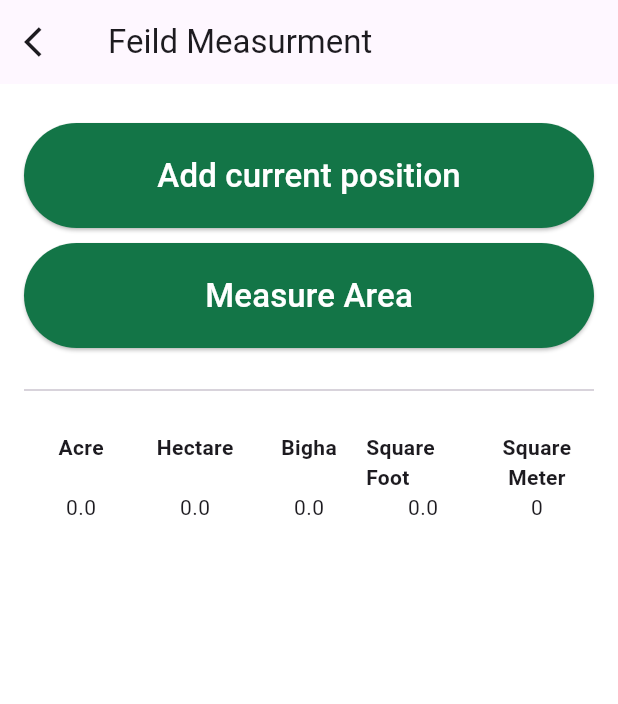
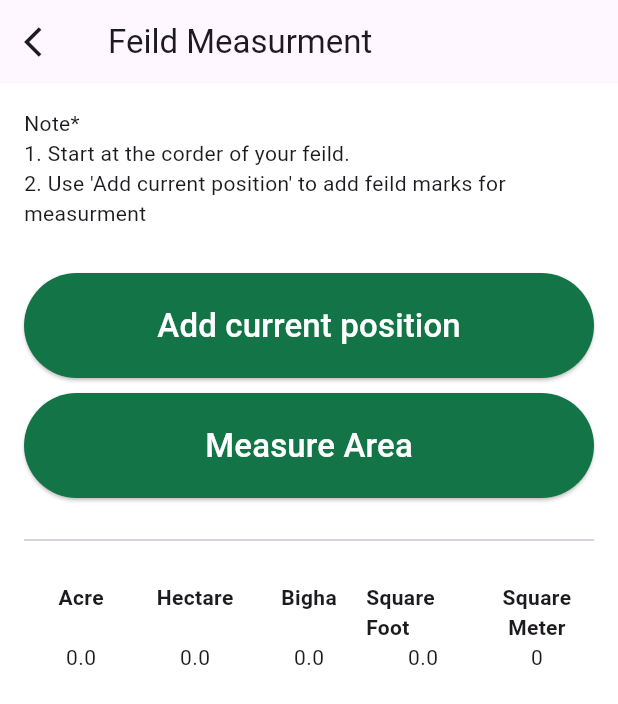
Before and after one commit to sohamkolhe9829/krishi_sahayak, a Flutter app: the FeildMeasurmentScreen screen opened directly, on a phone screen of 412 x 824 dp. Shown: the top 704 px of the screen. Run offline on Flutter 3.47's test engine with Material 3 defaults, Android fonts, the phone set to English and light mode, and no system bars; our stand-ins replace cached_network_image, cloud_firestore, firebase_auth, firebase_core, firebase_storage, flutter_html and 9 more; missing offline and left inert: flutter_facebook_auth, flutter_quill, maps_toolkit, quill_html_converter, svg_flutter; accounts and stored records are empty.

Commit message:
version 1.0.1

```diff
--- a/lib/providers/feild_measurment_provider.dart
+++ b/lib/providers/feild_measurment_provider.dart
@@ -20,6 +20,12 @@ class FeildMeasurmentProvider with ChangeNotifier {
   double bigha = 0;
 
   measureFeild() {
+    points.add(
+      maps_toolkit.LatLng(
+        points[0].latitude,
+        points[0].longitude,
+      ),
+    );
     areaInSquareMeters = maps_toolkit.SphericalUtil.computeArea(points);
     convertArea(areaInSquareMeters.toDouble());
     notifyListeners();
--- a/lib/screens/home/feild_measurment.dart
+++ b/lib/screens/home/feild_measurment.dart
@@ -32,6 +32,9 @@ class _FeildMeasurmentScreenState extends State<FeildMeasurmentScreen> {
           child: SingleChildScrollView(
             child: Column(
               children: [
+                const Text(
+                  "Note*\n1. Start at the corder of your feild.\n2. Use 'Add current position' to add feild marks for measurment\n",
+                ),
                 ListView.builder(
                   shrinkWrap: true,
                   physics: const NeverScrollableScrollPhysics(),
@@ -68,7 +71,7 @@ class _FeildMeasurmentScreenState extends State<FeildMeasurmentScreen> {
                   },
                 ),
                 const SizedBox(height: 20),
-                Divider(),
+                const Divider(),
                 const SizedBox(height: 20),
                 Table(
                   children: [
--- a/pubspec.yaml
+++ b/pubspec.yaml
@@ -16,7 +16,7 @@ publish_to: 'none' # Remove this line if you wish to publish to pub.dev
 # https://developer.apple.com/library/archive/documentation/General/Reference/InfoPlistKeyReference/Articles/CoreFoundationKeys.html
 # In Windows, build-name is used as the major, minor, and patch parts
 # of the product and file versions while build-number is used as the build suffix.
-version: 1.0.0+1
+version: 1.0.1+2
 
 environment:
   sdk: '>=3.3.2 <4.0.0'
```
